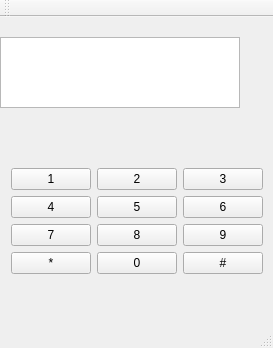
First picture: the form in gui-app/mainwindow.ui, repository mboyar/enbiphone06, before the edit.
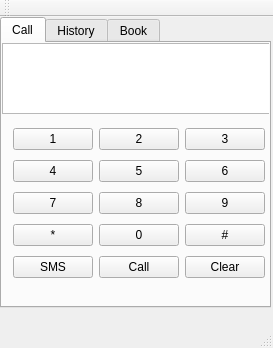
Second picture: the form after the edit.

Patch:
```diff
--- a/gui-app/mainwindow.ui
+++ b/gui-app/mainwindow.ui
@@ -14,13 +14,39 @@
    <string>MainWindow</string>
   </property>
   <widget class="QWidget" name="centralWidget">
+   <widget class="QTabWidget" name="tabWidget">
+    <property name="geometry">
+     <rect>
+      <x>0</x>
+      <y>0</y>
+      <width>271</width>
+      <height>291</height>
+     </rect>
+    </property>
+    <property name="currentIndex">
+     <number>0</number>
+    </property>
+    <widget class="QWidget" name="tab">
+     <attribute name="title">
+      <string>Call</string>
+     </attribute>
+     <widget class="QTextBrowser" name="textBrowser">
+      <property name="geometry">
+       <rect>
+        <x>0</x>
+        <y>0</y>
+        <width>271</width>
+        <height>71</height>
+       </rect>
+      </property>
+     </widget>
    <widget class="QWidget" name="gridLayoutWidget">
     <property name="geometry">
      <rect>
       <x>0</x>
-      <y>140</y>
+        <y>70</y>
       <width>269</width>
-      <height>128</height>
+        <height>181</height>
      </rect>
     </property>
     <layout class="QGridLayout" name="gridLayout">
@@ -28,7 +54,7 @@
       <enum>QLayout::SetMinimumSize</enum>
      </property>
      <item row="4" column="0">
-      <widget class="QPushButton" name="pushButton_6">
+        <widget class="QPushButton" name="pushButton_asterisk">
        <property name="text">
         <string>*</string>
        </property>
@@ -49,79 +75,117 @@
       </widget>
      </item>
      <item row="1" column="1">
-      <widget class="QPushButton" name="pushButton_7">
+        <widget class="QPushButton" name="pushButton_5">
        <property name="text">
         <string>5</string>
        </property>
       </widget>
      </item>
-     <item row="0" column="2">
-      <widget class="QPushButton" name="pushButton_3">
-       <property name="text">
-        <string>3</string>
-       </property>
-      </widget>
-     </item>
      <item row="0" column="0">
-      <widget class="QPushButton" name="pushButton">
+        <widget class="QPushButton" name="pushButton_1">
        <property name="text">
         <string>1</string>
        </property>
       </widget>
      </item>
      <item row="1" column="2">
-      <widget class="QPushButton" name="pushButton_8">
+        <widget class="QPushButton" name="pushButton_6">
        <property name="text">
         <string>6</string>
        </property>
       </widget>
      </item>
      <item row="3" column="0">
-      <widget class="QPushButton" name="pushButton_5">
+        <widget class="QPushButton" name="pushButton_7">
        <property name="text">
         <string>7</string>
        </property>
       </widget>
      </item>
      <item row="3" column="1">
-      <widget class="QPushButton" name="pushButton_9">
+        <widget class="QPushButton" name="pushButton_8">
        <property name="text">
         <string>8</string>
        </property>
       </widget>
      </item>
      <item row="3" column="2">
-      <widget class="QPushButton" name="pushButton_10">
+        <widget class="QPushButton" name="pushButton_9">
        <property name="text">
         <string>9</string>
        </property>
       </widget>
      </item>
      <item row="4" column="1">
-      <widget class="QPushButton" name="pushButton_11">
+        <widget class="QPushButton" name="pushButton_0">
        <property name="text">
         <string>0</string>
        </property>
       </widget>
      </item>
      <item row="4" column="2">
-      <widget class="QPushButton" name="pushButton_12">
+        <widget class="QPushButton" name="pushButton_sharp">
        <property name="text">
         <string>#</string>
        </property>
       </widget>
      </item>
-    </layout>
-   </widget>
-   <widget class="QTextBrowser" name="textBrowser">
-    <property name="geometry">
-     <rect>
-      <x>0</x>
-      <y>20</y>
-      <width>240</width>
-      <height>71</height>
-     </rect>
-    </property>
+       <item row="0" column="2">
+        <widget class="QPushButton" name="pushButton_3">
+         <property name="text">
+          <string>3</string>
+         </property>
+        </widget>
+       </item>
+       <item row="5" column="0">
+        <widget class="QPushButton" name="pushButton_sms">
+         <property name="text">
+          <string>SMS</string>
+         </property>
+        </widget>
+       </item>
+       <item row="5" column="1">
+        <widget class="QPushButton" name="pushButton_call">
+         <property name="text">
+          <string>Call</string>
+         </property>
+        </widget>
+       </item>
+       <item row="5" column="2">
+        <widget class="QPushButton" name="pushButton_clear">
+         <property name="text">
+          <string>Clear</string>
+         </property>
+        </widget>
+       </item>
+      </layout>
+      <zorder>pushButton_asterisk</zorder>
+      <zorder>pushButton_2</zorder>
+      <zorder>pushButton_4</zorder>
+      <zorder>pushButton_5</zorder>
+      <zorder>pushButton_3</zorder>
+      <zorder>pushButton_1</zorder>
+      <zorder>pushButton_6</zorder>
+      <zorder>pushButton_7</zorder>
+      <zorder>pushButton_8</zorder>
+      <zorder>pushButton_0</zorder>
+      <zorder>pushButton_sharp</zorder>
+      <zorder>pushButton_9</zorder>
+      <zorder>pushButton_sms</zorder>
+      <zorder>pushButton_call</zorder>
+      <zorder>pushButton_clear</zorder>
+     </widget>
+    </widget>
+    <widget class="QWidget" name="tab_2">
+     <attribute name="title">
+      <string>History</string>
+     </attribute>
+    </widget>
+    <widget class="QWidget" name="tab_3">
+     <attribute name="title">
+      <string>Book</string>
+     </attribute>
+    </widget>
    </widget>
   </widget>
   <widget class="QMenuBar" name="menuBar">
```
Lines whose indentation alone changed are shown as unchanged.
